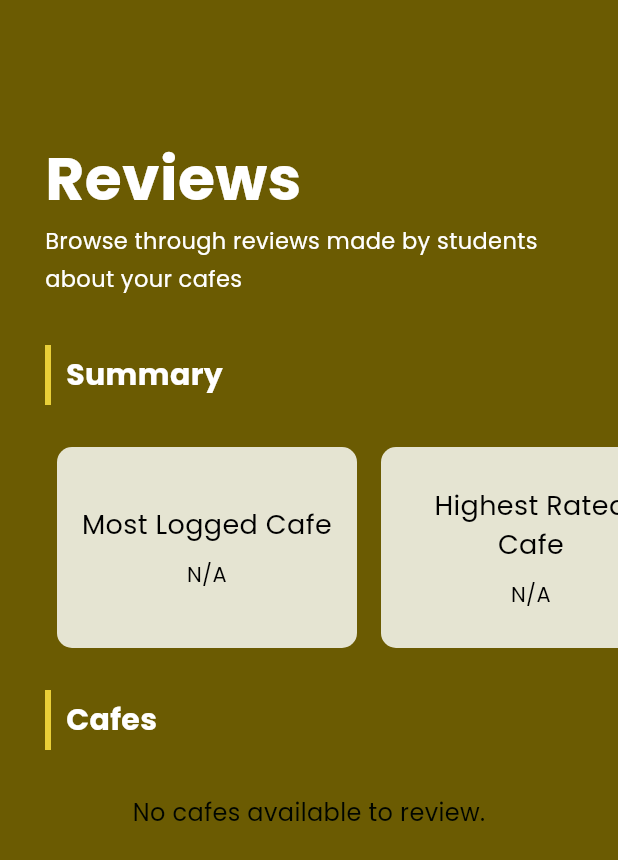
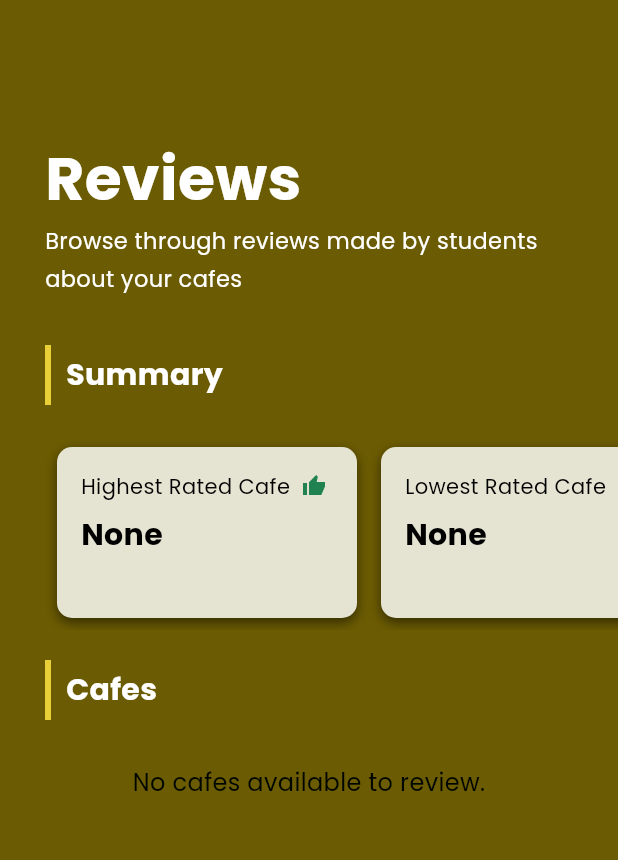
Before and after one commit to shazwydaniel/FYP_UMakan, a Flutter app: the ReviewsPage screen opened directly, on a phone screen of 412 x 824 dp. Shown: the top 860 px of the screen. Run offline on Flutter 3.47's test engine with Material 3 defaults, Android fonts, the phone set to English and light mode, and no system bars; our stand-ins replace cloud_firestore, connectivity_plus, firebase_auth, firebase_core, firebase_storage, flutter_native_splash and 10 more; missing offline and left inert: dart:ffi; accounts and stored records are empty.

Commit message:
UI + BE - Review Page, Discover Page (add Review)
Display Best and Worst Rated Cafe , UI for Review Page, Add Dropdown to adding Review in Discover Page

```diff
--- a/lib/features/vendor/model/feedback/review_model.dart
+++ b/lib/features/vendor/model/feedback/review_model.dart
@@ -6,6 +6,7 @@ class ReviewModel {
   final DateTime timestamp;
   final String cafeId;
   final String cafeName;
+  final String anonymous;
 
   ReviewModel({
     required this.userId,
@@ -15,6 +16,7 @@ class ReviewModel {
     required this.timestamp,
     required this.cafeId,
     required this.cafeName,
+    required this.anonymous,
   });
 
   Map<String, dynamic> toMap() {
@@ -26,6 +28,7 @@ class ReviewModel {
       'timestamp': timestamp.toIso8601String(),
       'cafeId': cafeId,
       'cafeName': cafeName,
+      'anonymous': anonymous,
     };
   }
 
@@ -38,6 +41,7 @@ class ReviewModel {
       timestamp: DateTime.parse(map['timestamp']),
       cafeId: map['cafeId'],
       cafeName: map['cafeName'],
+      anonymous: map['anonymous'],
     );
   }
 
@@ -50,6 +54,7 @@ class ReviewModel {
       timestamp: DateTime.parse(json['timestamp']),
       cafeId: json['cafeId'],
       cafeName: json['cafeName'],
+      anonymous: json['anonymous'],
     );
   }
 }
--- a/lib/features/vendor/screens/advertisement/vendor_add_adverts.dart
+++ b/lib/features/vendor/screens/advertisement/vendor_add_adverts.dart
@@ -31,9 +31,10 @@ class VendorAdverts extends StatelessWidget {
   @override
   Widget build(BuildContext context) {
     return Scaffold(
+      backgroundColor: TColors.amber,
       appBar: AppBar(
         title: Text('Add Advertisment'),
-        backgroundColor: TColors.mustard,
+        backgroundColor: TColors.amber,
       ),
       body: Padding(
         padding: const EdgeInsets.all(16.0),
--- a/lib/features/vendor/screens/reviews/vendor_reviews.dart
+++ b/lib/features/vendor/screens/reviews/vendor_reviews.dart
@@ -8,6 +8,7 @@ import 'package:fyp_umakan/features/vendor/screens/reviews/view_reviews.dart';
 import 'package:fyp_umakan/utils/constants/colors.dart';
 import 'package:get/get.dart';
 import 'package:get/get_core/src/get_main.dart';
+import 'package:iconsax/iconsax.dart';
 
 class ReviewsPage extends StatelessWidget {
   final ReviewController reviewController = Get.put(ReviewController());
@@ -97,12 +98,11 @@ class ReviewsPage extends StatelessWidget {
 
             // Horizontal Scroll Section
             SizedBox(
-              height: 150,
+              height: 130,
               child: FutureBuilder(
                 future: Future.wait([
-                  foodJournalController.getMostLoggedCafe(),
-                  reviewController.getHighestRatedCafe(),
-                  reviewController.getLowestRatedCafe(),
+                  reviewController.getHighestRatedCafe(vendorId),
+                  reviewController.getLowestRatedCafe(vendorId),
                 ]),
                 builder: (context, snapshot) {
                   if (snapshot.connectionState == ConnectionState.waiting) {
@@ -115,9 +115,10 @@ class ReviewsPage extends StatelessWidget {
                     scrollDirection: Axis.horizontal,
                     padding: const EdgeInsets.only(left: 30),
                     children: [
-                      _buildCard('Most Logged Cafe', cafes[0], TColors.cream),
-                      _buildCard('Highest Rated Cafe', cafes[1], TColors.cream),
-                      _buildCard('Lowest Rated Cafe', cafes[2], TColors.cream),
+                      _buildCard('Highest Rated Cafe', cafes[0], TColors.cream,
+                          Icons.thumb_up_sharp, TColors.forest),
+                      _buildCard('Lowest Rated Cafe', cafes[1], TColors.cream,
+                          Icons.thumb_down, TColors.amber),
                     ],
                   );
                 },
@@ -229,7 +230,8 @@ class ReviewsPage extends StatelessWidget {
     );
   }
 
-  Widget _buildCard(String title, String cafeName, Color color) {
+  Widget _buildCard(String title, String cafeName, Color color, IconData icon,
+      Color thumbColor) {
     return Container(
       width: 200,
       margin: const EdgeInsets.all(8.0),
@@ -237,20 +239,45 @@ class ReviewsPage extends StatelessWidget {
       decoration: BoxDecoration(
         color: color,
         borderRadius: BorderRadius.circular(10),
+        boxShadow: [
+          BoxShadow(
+            color: Colors.black.withOpacity(0.5),
+            blurRadius: 6.0,
+            offset: Offset(0, 3),
+          ),
+        ],
       ),
       child: Column(
-        mainAxisAlignment: MainAxisAlignment.center,
+        crossAxisAlignment: CrossAxisAlignment.start,
         children: [
+          Row(
+            mainAxisAlignment: MainAxisAlignment.start,
+            children: [
+              Text(
+                title,
+                style: const TextStyle(
+                  fontSize: 14,
+                  color: Colors.black,
+                ),
+                textAlign: TextAlign.start,
+              ),
+              const SizedBox(width: 8), // Add spacing between text and icon
+              Icon(
+                icon,
+                color: thumbColor,
+                size: 16,
+              ),
+            ],
+          ),
+          const SizedBox(height: 8),
           Text(
-            title,
-            style: TextStyle(fontSize: 18, color: Colors.black),
-            textAlign: TextAlign.center,
-          ),
-          const SizedBox(height: 10),
-          Text(
-            cafeName.isNotEmpty ? cafeName : 'N/A',
-            style: TextStyle(fontSize: 14, color: Colors.black),
-            textAlign: TextAlign.center,
+            cafeName.isNotEmpty ? cafeName : 'None',
+            style: const TextStyle(
+              fontSize: 20,
+              color: Colors.black,
+              fontWeight: FontWeight.bold,
+            ),
+            textAlign: TextAlign.start,
           ),
         ],
       ),
--- a/lib/features/vendor/screens/vendor_cafe_page/menu/screen/cafe_details/edit_cafe.dart
+++ b/lib/features/vendor/screens/vendor_cafe_page/menu/screen/cafe_details/edit_cafe.dart
@@ -24,6 +24,7 @@ class EditCafeDetailsPage extends StatelessWidget {
     final controller = VendorController.instance;
 
     return Scaffold(
+      backgroundColor: TColors.mustard,
       appBar: AppBar(
         title: const Text('Edit Cafe Details'),
         backgroundColor: TColors.mustard,
```
Also changed, not shown: lib/data/repositories/food_journal/food_journal_repository.dart (+140 -0 lines), lib/features/cafes/screens/cafe.dart (+34 -9 lines), lib/features/foodjournal/controller/food_journal_controller.dart (+3 -13 lines), lib/features/vendor/controller/review_controller.dart (+12 -44 lines), lib/features/vendor/screens/reviews/view_reviews.dart (+59 -33 lines).
